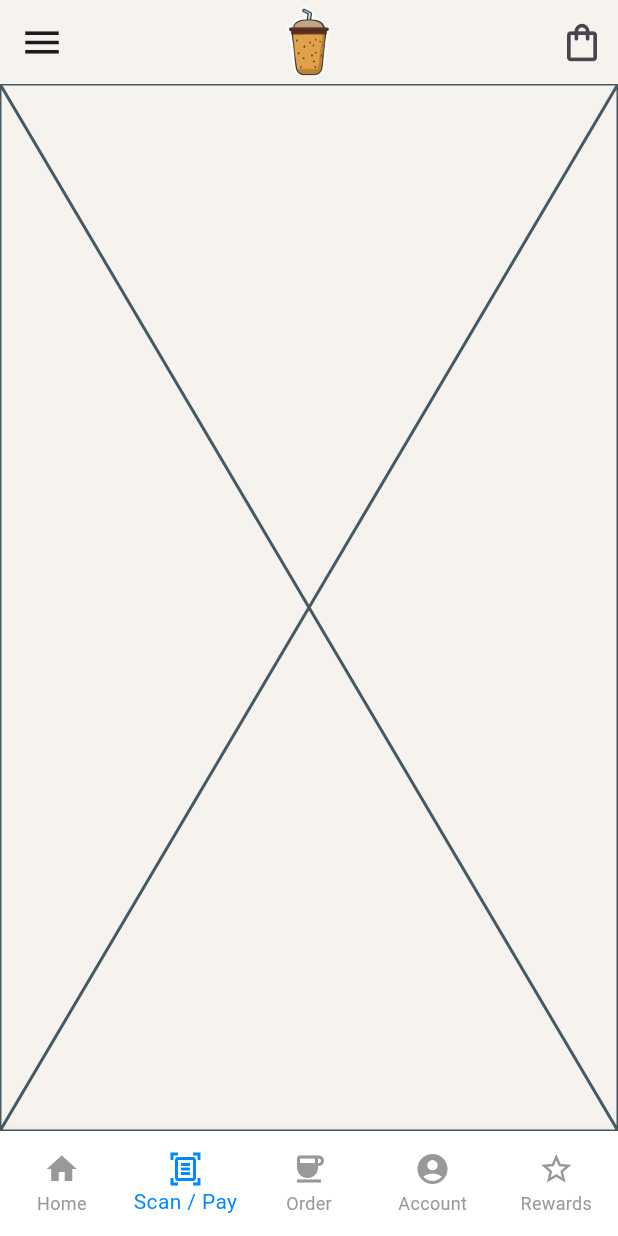
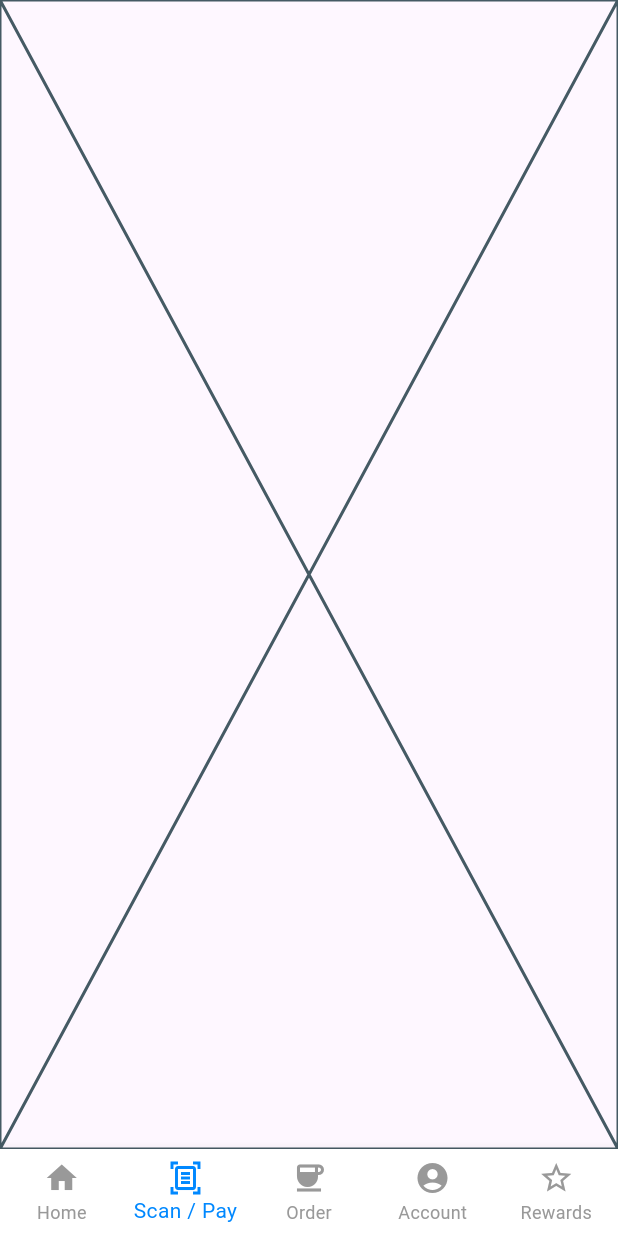
Before and after one commit to yaramegahed/coffee_app, a Flutter app: the screen it shows after launch, item 2 of the bottom bar chosen, on a phone screen of 412 x 824 dp. Run offline on Flutter 3.47's test engine with Material 3 defaults, Android fonts, the phone set to English and light mode, and no system bars.

Commit message:
edit home layout

```diff
--- a/lib/features/home/view/home_view.dart
+++ b/lib/features/home/view/home_view.dart
@@ -1,9 +1,7 @@
 import 'package:coffee_app/core/constants/app_colors.dart';
 import 'package:coffee_app/features/home/widget/custom_home_body.dart';
 import 'package:flutter/material.dart';
-import '../../scan/view/scan_view.dart';
 import '../widget/custom_app_bar.dart';
-import '../widget/custom_bottom_navigation_bar.dart';
 
 class HomeView extends StatefulWidget {
   const HomeView({super.key});
@@ -13,11 +11,6 @@ class HomeView extends StatefulWidget {
 }
 
 class _HomeViewState extends State<HomeView> {
-  int _selectedIndex = 0;
-  final List<Widget> _pages = [
-    CustomHomeBody(),
-    ScanView(),
-  ];
 
   @override
   Widget build(BuildContext context) {
@@ -25,18 +18,7 @@ class _HomeViewState extends State<HomeView> {
       child: Scaffold(
         backgroundColor: AppColors.primaryColor,
         appBar: CustomAppBar(),
-        body: IndexedStack(
-          index: _selectedIndex,
-          children: _pages,
-        ),
-        bottomNavigationBar: HomeLayout(
-          onTap: (index) {
-            setState(() {
-              _selectedIndex = index;
-            });
-          },
-          currentIndex: _selectedIndex,
-        ),
+        body: CustomHomeBody(),
       ),
     );
   }
--- a/lib/features/home/widget/custom_bottom_navigation_bar.dart
+++ b/lib/features/home/widget/home_layout.dart
@@ -1,21 +1,41 @@
+import 'package:coffee_app/features/home/view/home_view.dart';
 import 'package:flutter/material.dart';
 import '../../../core/constants/app_colors.dart';
+import '../../scan/view/scan_view.dart';
 
-class HomeLayout extends StatelessWidget {
-  final void Function(int) onTap;
-  final int currentIndex;
+class HomeLayout extends StatefulWidget {
+
   const HomeLayout({
-    super.key, required this.onTap, required this.currentIndex,
+    super.key,
   });
+
+
+  @override
+  State<HomeLayout> createState() => _HomeLayoutState();
+}
+
+class _HomeLayoutState extends State<HomeLayout> {
+  int _selectedIndex = 0;
+  final List<Widget> _pages = [
+    HomeView(),
+    ScanView(),
+  ];
 
   @override
   Widget build(BuildContext context) {
-    return SizedBox(
-      height: 70,
-      child: BottomNavigationBar(
+    return Scaffold(
+      body: IndexedStack(
+        index: _selectedIndex,
+        children: _pages,
+      ),
+      bottomNavigationBar: BottomNavigationBar(
         type: BottomNavigationBarType.fixed,
-        currentIndex: currentIndex,
-        onTap: onTap,
+        currentIndex: _selectedIndex,
+        onTap: (index){
+          setState(() {
+            _selectedIndex = index;
+          });
+        },
         backgroundColor: Colors.white,
         selectedItemColor: AppColors.blueColor,
         unselectedItemColor: AppColors.greyColor,
--- a/lib/features/splash/view/splash_view.dart
+++ b/lib/features/splash/view/splash_view.dart
@@ -1,7 +1,6 @@
+import 'package:coffee_app/features/home/widget/home_layout.dart';
 import 'package:flutter/cupertino.dart';
 import 'package:flutter/material.dart';
-
-import '../../home/view/home_view.dart';
 
 class SplashView extends StatefulWidget {
   const SplashView({super.key});
@@ -19,7 +18,7 @@ class _SplashViewState extends State<SplashView> {
       await Navigator.pushReplacement(
           context,
           CupertinoPageRoute(
-            builder: (context) => HomeView(),
+            builder: (context) => HomeLayout(),
           ));
     });
   }
```
